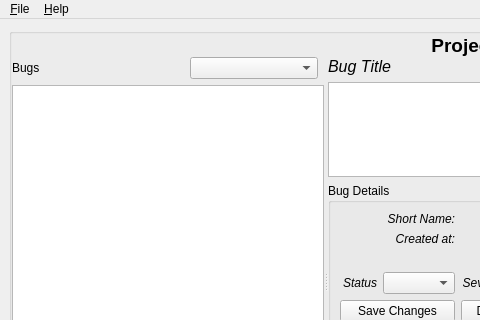
The window that qtbe/resources/mainwindow.ui (nsmgr8/qtbe) describes before a commit, drawn with Qt 5; both pictures show x 0 to 480 and y 0 to 320 of the 971 by 644 pixel window.
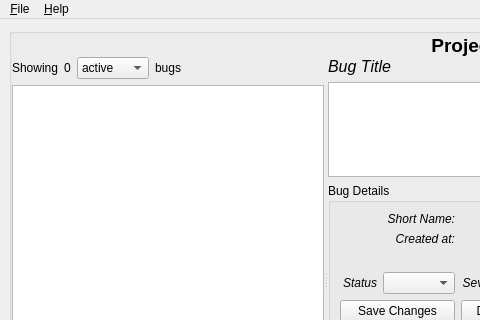
The same window after the commit.

Commit message: filter active/inactive bugs

Diff of the .ui file:
```diff
--- a/qtbe/resources/mainwindow.ui
+++ b/qtbe/resources/mainwindow.ui
@@ -60,13 +60,6 @@
          </property>
          <widget class="QWidget" name="layoutWidget">
           <layout class="QGridLayout" name="gridLayout_3">
-           <item row="0" column="0">
-            <widget class="QLabel" name="bugsLabel">
-             <property name="text">
-              <string>Bugs</string>
-             </property>
-            </widget>
-           </item>
            <item row="1" column="0" colspan="4">
             <widget class="QTableView" name="bugTable">
              <property name="alternatingRowColors">
@@ -146,9 +139,6 @@
              </property>
             </spacer>
            </item>
-           <item row="0" column="2">
-            <widget class="QComboBox" name="bugSortCombo"/>
-           </item>
            <item row="3" column="1">
             <widget class="QPushButton" name="removeBugButton">
              <property name="enabled">
@@ -176,6 +166,58 @@
              </property>
             </widget>
            </item>
+           <item row="0" column="0" colspan="3">
+            <layout class="QHBoxLayout" name="horizontalLayout_8">
+             <item>
+              <widget class="QLabel" name="bugsLabel_3">
+               <property name="text">
+                <string>Showing</string>
+               </property>
+              </widget>
+             </item>
+             <item>
+              <widget class="QLabel" name="bugsLabel">
+               <property name="text">
+                <string>0</string>
+               </property>
+              </widget>
+             </item>
+             <item>
+              <widget class="QComboBox" name="bugFilterCombo">
+               <item>
+                <property name="text">
+                 <string>active</string>
+                </property>
+               </item>
+               <item>
+                <property name="text">
+                 <string>inactive</string>
+                </property>
+               </item>
+              </widget>
+             </item>
+             <item>
+              <widget class="QLabel" name="bugsLabel_2">
+               <property name="text">
+                <string>bugs</string>
+               </property>
+              </widget>
+             </item>
+             <item>
+              <spacer name="horizontalSpacer_3">
+               <property name="orientation">
+                <enum>Qt::Horizontal</enum>
+               </property>
+               <property name="sizeHint" stdset="0">
+                <size>
+                 <width>40</width>
+                 <height>20</height>
+                </size>
+               </property>
+              </spacer>
+             </item>
+            </layout>
+           </item>
           </layout>
          </widget>
          <widget class="QWidget" name="layoutWidget">
```
Left out of the diff: 1 changed line with no effect on the pictures. The commit also changes 4 other files.
